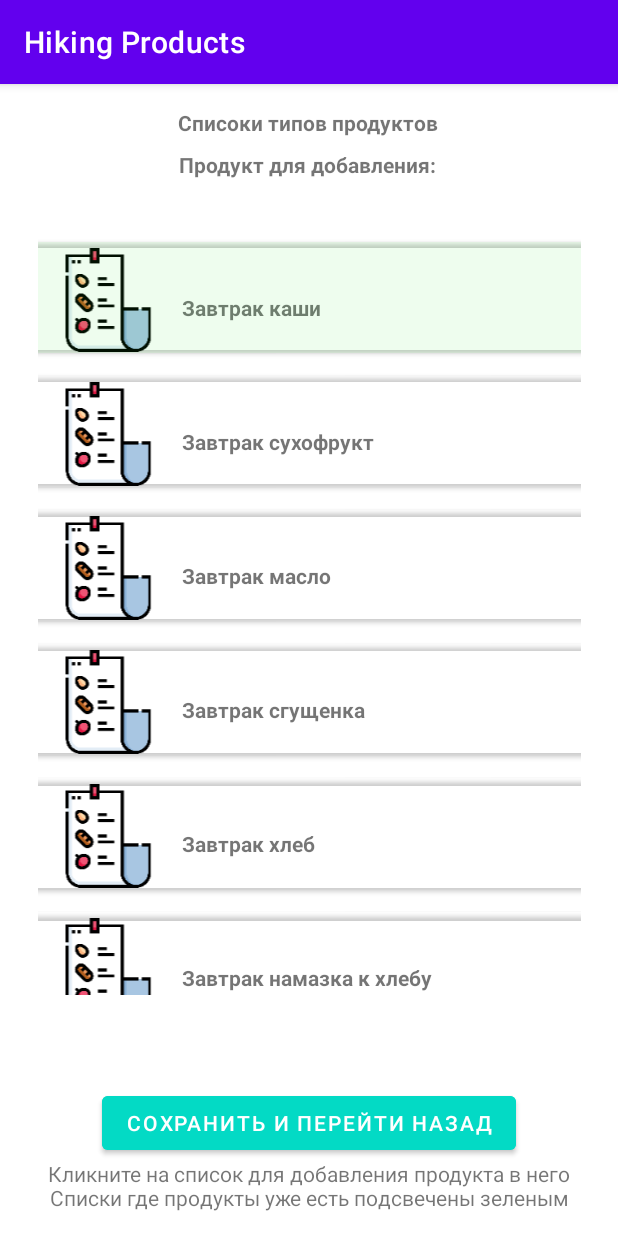
After one commit to Poltaev/Hiking-products, an Android app built with Jetpack Compose: the fragment AddThisProductInSomeListProductFragment shown on its own in the app's theme, on a phone screen of 412 x 824 dp. The commit adds this screen. Run offline under Robolectric (Android 15) with nearby library versions, the phone set to English and light mode, and no system bars; our stand-ins replace Room's generated code.

Commit message:
all fragment for add products in list Done the next task is to create a database with the current campaign

```diff
--- /dev/null
+++ b/app/src/main/java/com/example/myapplication/ui/adapters/ListAddProductsInListAdapter.kt
@@ -0,0 +1,89 @@
+package com.example.myapplication.ui.adapters
+
+import android.app.Application
+import android.content.Context
+import android.util.Log
+import android.view.LayoutInflater
+import android.view.ViewGroup
+import androidx.compose.ui.graphics.Color
+import androidx.core.content.ContextCompat
+import androidx.core.content.ContextCompat.getColor
+import androidx.recyclerview.widget.RecyclerView
+import com.bumptech.glide.Glide
+import com.example.myapplication.R
+import com.example.myapplication.dataBase.Equipment
+import com.example.myapplication.dataBase.Participants
+import com.example.myapplication.dataBase.products.ListTypeOfProducts
+import com.example.myapplication.dataBase.products.Products
+import com.example.myapplication.databinding.EquipmentInformationItemBinding
+import com.example.myapplication.databinding.ListAddProductItemBinding
+import com.example.myapplication.databinding.ListProductItemBinding
+import com.example.myapplication.databinding.ParticipantInformationItemBinding
+import com.example.myapplication.databinding.TypeListProductForAddProductItemBinding
+import com.example.myapplication.databinding.TypeListProductItemBinding
+
+class ListAddProductsInListAdapter(
+    private val data: List<ListTypeOfProducts>,
+    private val listIdProducts: List<Int>,
+    private val onClick: (ListTypeOfProducts) -> Unit,
+) :
+    RecyclerView.Adapter<ListAddProductsInListViewHolder>() {
+
+
+    override fun onCreateViewHolder(
+        parent: ViewGroup,
+        viewType: Int,
+    ): ListAddProductsInListViewHolder {
+
+        val binding = TypeListProductForAddProductItemBinding.inflate(LayoutInflater.from(parent.context))
+        return ListAddProductsInListViewHolder(binding)
+    }
+
+    override fun getItemCount(): Int {
+        return data.size
+    }
+
+    override fun onBindViewHolder(holder: ListAddProductsInListViewHolder, position: Int) {
+        val response = data
+        val item = response?.getOrNull(position)
+        with(holder.binding) {
+            if (item != null) {
+                textViewNameTypeListProducts.text = item.typeOfMeal + " " + item.name
+            }
+
+            if (item != null) {
+                if (listIdProducts.contains(item.id)) {
+                    buttonBackground.setBackgroundColor(
+                        ContextCompat.getColor(
+                            holder.binding.buttonBackground.context,
+                            R.color.transparent_green
+                        )
+                    )
+                } else {
+                    buttonBackground.setBackgroundColor(
+                        ContextCompat.getColor(
+                            holder.binding.buttonBackground.context,
+                            R.color.transparent
+                        )
+                    )
+                }
+            }
+
+            item?.let {
+                Glide
+                    .with(imageViewTypeProductsList.context)
+                    .load(R.drawable.list_food)
+                    .into(imageViewTypeProductsList)
+            }
+        }
+
+        holder.binding.root.setOnClickListener {
+            item?.let {
+                onClick(item)
+            }
+        }
+    }
+}
+
+class ListAddProductsInListViewHolder(val binding: TypeListProductForAddProductItemBinding) :
+    RecyclerView.ViewHolder(binding.root)
--- /dev/null
+++ b/app/src/main/java/com/example/myapplication/ui/add_this_product_in_some_list_product/AddThisProductInSomeListProductFragment.kt
@@ -0,0 +1,148 @@
+package com.example.myapplication.ui.add_this_product_in_some_list_product
+
+import androidx.fragment.app.viewModels
+import android.os.Bundle
+import androidx.fragment.app.Fragment
+import android.view.LayoutInflater
+import android.view.View
+import android.view.ViewGroup
+import androidx.lifecycle.ViewModel
+import androidx.lifecycle.ViewModelProvider
+import androidx.lifecycle.lifecycleScope
+import androidx.navigation.fragment.findNavController
+import com.example.myapplication.R
+import com.example.myapplication.dataBase.App
+import com.example.myapplication.dataBase.products.ListProducts
+import com.example.myapplication.dataBase.products.ListTypeOfProducts
+import com.example.myapplication.dataBase.products.Products
+import com.example.myapplication.databinding.FragmentAddProductsInListBinding
+import com.example.myapplication.databinding.FragmentAddThisProductInSomeListProductBinding
+import com.example.myapplication.ui.adapters.ListAddProductsAdapter
+import com.example.myapplication.ui.adapters.ListAddProductsInListAdapter
+import com.example.myapplication.ui.add_products_in_list.AddProductsInListViewModel
+import kotlinx.coroutines.Dispatchers
+import kotlinx.coroutines.Job
+import kotlinx.coroutines.delay
+import kotlinx.coroutines.launch
+
+class AddThisProductInSomeListProductFragment : Fragment() {
+
+    lateinit var job: Job
+
+    private var id = 1
+
+    private val listIdProducts = mutableListOf<Int>()
+
+    private var _binding: FragmentAddThisProductInSomeListProductBinding? = null
+
+    private val binding get() = _binding!!
+
+    private val viewModel: AddThisProductInSomeListProductViewModel by viewModels {
+        object : ViewModelProvider.Factory {
+            override fun <T : ViewModel> create(modelClass: Class<T>): T {
+                val hikeDao = (requireContext().applicationContext as App).db.hikeDao()
+                return AddThisProductInSomeListProductViewModel(hikeDao) as T
+            }
+        }
+    }
+    override fun onCreate(savedInstanceState: Bundle?) {
+        super.onCreate(savedInstanceState)
+        arguments?.let {
+            id = it.getInt("productsId")
+        }
+        lifecycleScope.launch(Dispatchers.IO) {
+            val listWithProduct = viewModel.getAllListWithProduct()
+            listWithProduct.forEach {
+                if (it.productsId == id) {
+                    listIdProducts.add(it.listId)
+                }
+            }
+        }
+    }
+
+    override fun onCreateView(
+        inflater: LayoutInflater, container: ViewGroup?,
+        savedInstanceState: Bundle?,
+    ): View {
+        _binding = FragmentAddThisProductInSomeListProductBinding.inflate(inflater, container, false)
+        val root: View = binding.root
+        return root
+    }
+
+    override fun onViewCreated(view: View, savedInstanceState: Bundle?) {
+        super.onViewCreated(view, savedInstanceState)
+        lifecycleScope.launch {
+            checkAndUpDateTheList()
+        }
+        binding.buttonSave.setOnClickListener {
+            val bundle = Bundle().apply {
+                putInt("productsId", id)
+            }
+            findNavController().navigate(
+                R.id.action_addThisProductInSomeListProductFragment_to_viewingTheProductFragment,
+                bundle
+            )
+        }
+        lifecycleScope.launch(Dispatchers.IO) {
+            val listProduct = viewModel.getAllProductList()
+            listProduct.forEach {
+                if (it.id == id) {
+                    binding.textViewHeadingNameList.text =
+                        "Продукт для добавления: " + it.name
+                }
+            }
+        }
+
+
+    }
+    override fun onPause() {
+        super.onPause()
+        job.cancel()
+    }
+
+    override fun onDestroyView() {
+        super.onDestroyView()
+        _binding = null
+
+    }
+    suspend private fun checkAndUpDateTheList() {
+        job = lifecycleScope.launch {
+            viewModel.getAllListTypeOfProductFlow().collect {
+                delay(100)
+                val getProductList = it
+                val ProductAdapter =
+                    getProductList.let {
+                        ListAddProductsInListAdapter(
+                            it,
+                            listIdProducts
+                        ) { onItemClick(it) }
+                    }
+                binding.recyclerViewListProducts.adapter = ProductAdapter
+            }
+        }
+    }
+    private fun onItemClick(item: ListTypeOfProducts) {
+        var weNaveIt = true
+        var remove = 0
+        listIdProducts.forEach {
+            if (item.id == it) {
+                weNaveIt = false
+                remove = it
+                lifecycleScope.launch(Dispatchers.IO) {
+                    viewModel.deleteProductsWithList(ListProducts(id, item.id))
+                }
+            }
+        }
+        listIdProducts.remove(remove)
+        if (weNaveIt){
+            lifecycleScope.launch(Dispatchers.IO) {
+                viewModel.addProductsWithList(item.id, id)
+            }
+            listIdProducts.add(item.id)
+        }
+        job.cancel()
+        lifecycleScope.launch {
+            checkAndUpDateTheList()
+        }
+    }
+}
--- /dev/null
+++ b/app/src/main/java/com/example/myapplication/ui/add_this_product_in_some_list_product/AddThisProductInSomeListProductViewModel.kt
@@ -0,0 +1,41 @@
+package com.example.myapplication.ui.add_this_product_in_some_list_product
+
+import androidx.lifecycle.ViewModel
+import com.example.myapplication.dataBase.HikeDao
+import com.example.myapplication.dataBase.products.ListProducts
+import com.example.myapplication.dataBase.products.ListTypeOfProducts
+import com.example.myapplication.dataBase.products.Products
+import com.example.myapplication.domain.ProductsUseCase
+import kotlinx.coroutines.flow.Flow
+
+class AddThisProductInSomeListProductViewModel(private val hikeDao: HikeDao) : ViewModel() {
+
+    suspend  fun getAllProductFlow(): Flow<List<Products>> {
+        return ProductsUseCase(hikeDao).getAllProductsFlow()
+    }
+    suspend  fun getAllProductList(): List<Products> {
+        return ProductsUseCase(hikeDao).getAllProductsList()
+    }
+    suspend  fun getAllListWithProduct(): List<ListProducts> {
+        return ProductsUseCase(hikeDao).getAllListProductsList()
+    }
+    suspend  fun getAllListTypeOfProduct(): List<ListTypeOfProducts> {
+        return ProductsUseCase(hikeDao).getAllListTypeOfProductsList()
+    }
+    suspend  fun getAllListTypeOfProductFlow(): Flow<List<ListTypeOfProducts>> {
+        return ProductsUseCase(hikeDao).getAllListTypeOfProductsFlow()
+    }
+    suspend fun deleteListTypeOfProducts(listTypeOfProducts: ListTypeOfProducts){
+        return ProductsUseCase(hikeDao).deleteListTypeOfProducts(listTypeOfProducts)
+    }
+    suspend fun deleteProductsWithList(listProducts: ListProducts){
+        return ProductsUseCase(hikeDao).deleteListProducts(listProducts)
+    }
+    suspend fun addProductsWithList(
+        listId: Int,
+        productsId: Int
+    ){
+        return ProductsUseCase(hikeDao).loadListProducts(listId, productsId)
+    }
+
+}
--- a/app/src/main/java/com/example/myapplication/ui/viewing_the_product/ViewingTheProductFragment.kt
+++ b/app/src/main/java/com/example/myapplication/ui/viewing_the_product/ViewingTheProductFragment.kt
@@ -11,6 +11,7 @@ import androidx.core.widget.doOnTextChanged
 import androidx.lifecycle.ViewModel
 import androidx.lifecycle.ViewModelProvider
 import androidx.lifecycle.lifecycleScope
+import androidx.navigation.fragment.findNavController
 import com.example.myapplication.R
 import com.example.myapplication.dataBase.App
 import com.example.myapplication.databinding.FragmentAddingAParticipantBinding
@@ -23,7 +24,6 @@ import kotlinx.coroutines.launch
 
 class ViewingTheProductFragment : Fragment() {
 
-    private var photo = "Photo"
     private var id = 1
     private var name = "Имя"
     private var weightForPerson = 1
@@ -79,6 +79,15 @@ class ViewingTheProductFragment : Fragment() {
                 binding.textInputWeightOfOneServing.editText?.setText(weightForPerson.toString())
                 binding.textInputWeightPackage.editText?.setText(packageWeight.toString())
             }
+        }
+        binding.buttonAddInTypeOfMeal.setOnClickListener {
+            val bundle = Bundle().apply {
+                putInt("productsId", id)
+            }
+            findNavController().navigate(
+                R.id.action_viewingTheProductFragment_to_addThisProductInSomeListProductFragment,
+                bundle
+            )
         }
         binding.entertextInputName.doOnTextChanged { text, _, _, _ ->
             if (text == null){
--- /dev/null
+++ b/app/src/main/res/layout/fragment_add_this_product_in_some_list_product.xml
@@ -0,0 +1,79 @@
+<?xml version="1.0" encoding="utf-8"?>
+<androidx.constraintlayout.widget.ConstraintLayout xmlns:android="http://schemas.android.com/apk/res/android"
+    xmlns:app="http://schemas.android.com/apk/res-auto"
+    xmlns:tools="http://schemas.android.com/tools"
+    android:layout_width="match_parent"
+    android:layout_height="match_parent"
+    tools:context=".ui.hike_archive.HikeArchiveFragment">
+
+    <TextView
+        android:id="@+id/textViewHeading"
+        android:layout_width="wrap_content"
+        android:layout_height="wrap_content"
+        android:layout_marginTop="16dp"
+        android:text="Списоки типов продуктов"
+        android:textStyle="bold"
+        app:layout_constraintEnd_toEndOf="parent"
+        app:layout_constraintHorizontal_bias="0.498"
+        app:layout_constraintStart_toStartOf="parent"
+        app:layout_constraintTop_toTopOf="parent" />
+
+    <TextView
+        android:id="@+id/textViewHeadingNameList"
+        android:layout_width="wrap_content"
+        android:layout_height="wrap_content"
+        android:layout_marginTop="44dp"
+        android:text="Продукт для добавления:"
+        android:textStyle="bold"
+        app:layout_constraintEnd_toEndOf="parent"
+        app:layout_constraintHorizontal_bias="0.498"
+        app:layout_constraintStart_toStartOf="parent"
+        app:layout_constraintTop_toTopOf="parent" />
+
+    <androidx.recyclerview.widget.RecyclerView
+        android:id="@+id/recyclerViewListProducts"
+        android:layout_width="362dp"
+        android:layout_height="508dp"
+        android:orientation="vertical"
+        app:layoutManager="androidx.recyclerview.widget.LinearLayoutManager"
+        app:layout_constraintBottom_toBottomOf="parent"
+        app:layout_constraintEnd_toEndOf="parent"
+        app:layout_constraintStart_toStartOf="parent"
+        app:layout_constraintTop_toTopOf="parent"
+        app:layout_constraintVertical_bias="0.382" />
+
+    <TextView
+        android:id="@+id/textView"
+        android:layout_width="wrap_content"
+        android:layout_height="wrap_content"
+        android:layout_marginBottom="32dp"
+        android:text="Кликните на список для добавления продукта в него"
+        app:layout_constraintBottom_toBottomOf="parent"
+        app:layout_constraintEnd_toEndOf="parent"
+        app:layout_constraintHorizontal_bias="0.5"
+        app:layout_constraintStart_toStartOf="parent" />
+
+    <TextView
+        android:id="@+id/textView1"
+        android:layout_width="wrap_content"
+        android:layout_height="wrap_content"
+        android:layout_marginBottom="16dp"
+        android:text="Списки где продукты уже есть подсвечены зеленым"
+        app:layout_constraintBottom_toBottomOf="parent"
+        app:layout_constraintEnd_toEndOf="parent"
+        app:layout_constraintHorizontal_bias="0.5"
+        app:layout_constraintStart_toStartOf="parent" />
+
+    <Button
+        android:id="@+id/buttonSave"
+        android:layout_width="wrap_content"
+        android:layout_height="wrap_content"
+        android:layout_marginBottom="16dp"
+        android:text="Сохранить и перейти назад"
+        android:backgroundTint="@color/teal_200"
+        app:layout_constraintBottom_toTopOf="@+id/textView1"
+        app:layout_constraintEnd_toEndOf="parent"
+        app:layout_constraintHorizontal_bias="0.498"
+        app:layout_constraintStart_toStartOf="parent" />
+
+</androidx.constraintlayout.widget.ConstraintLayout>
--- a/app/src/main/res/layout/fragment_viewing_the_product.xml
+++ b/app/src/main/res/layout/fragment_viewing_the_product.xml
@@ -112,7 +112,7 @@
         android:id="@+id/buttonDelete"
         android:layout_width="wrap_content"
         android:layout_height="wrap_content"
-        android:layout_marginEnd="16dp"
+        android:layout_marginEnd="28dp"
         android:layout_marginBottom="28dp"
         android:backgroundTint="@color/teal_200"
         android:text="Удалить"
--- /dev/null
+++ b/app/src/main/res/layout/type_list_product_for_add_product_item.xml
@@ -0,0 +1,42 @@
+<?xml version="1.0" encoding="utf-8"?>
+<androidx.constraintlayout.widget.ConstraintLayout xmlns:android="http://schemas.android.com/apk/res/android"
+    xmlns:app="http://schemas.android.com/apk/res-auto"
+    xmlns:tools="http://schemas.android.com/tools"
+    android:layout_width="match_parent"
+    android:layout_height="match_parent">
+
+    <ImageView
+        android:id="@+id/imageViewTypeProductsList"
+        android:layout_width="74dp"
+        android:layout_height="69dp"
+        android:layout_margin="10dp"
+        app:layout_constraintBottom_toBottomOf="parent"
+        app:layout_constraintEnd_toEndOf="parent"
+        app:layout_constraintHorizontal_bias="0.0"
+        app:layout_constraintStart_toStartOf="parent"
+        app:layout_constraintTop_toTopOf="parent"
+        app:layout_constraintVertical_bias="0.0"
+        tools:srcCompat="@tools:sample/avatars" />
+
+    <TextView
+        android:id="@+id/textViewNameTypeListProducts"
+        android:layout_width="wrap_content"
+        android:layout_height="wrap_content"
+        android:layout_marginStart="12dp"
+        android:layout_marginTop="40dp"
+        android:text="Name type list"
+        android:textStyle="bold"
+        app:layout_constraintStart_toEndOf="@+id/imageViewTypeProductsList"
+        app:layout_constraintTop_toTopOf="parent" />
+
+    <Button
+        android:id="@+id/buttonBackground"
+        android:layout_width="387dp"
+        android:layout_height="86dp"
+        android:backgroundTint="@color/transparent"
+        android:clickable="false"
+        android:text=""
+        app:layout_constraintEnd_toEndOf="parent"
+        app:layout_constraintStart_toStartOf="parent"
+        app:layout_constraintTop_toTopOf="parent" />
+</androidx.constraintlayout.widget.ConstraintLayout>
--- a/app/src/main/res/navigation/mobile_navigation.xml
+++ b/app/src/main/res/navigation/mobile_navigation.xml
@@ -135,6 +135,9 @@
         <action
             android:id="@+id/action_viewingTheProductFragment_to_listAllProductsFragment"
             app:destination="@id/listAllProductsFragment" />
+        <action
+            android:id="@+id/action_viewingTheProductFragment_to_addThisProductInSomeListProductFragment"
+            app:destination="@id/addThisProductInSomeListProductFragment" />
     </fragment>
     <fragment
         android:id="@+id/addingAParticipantFragment"
@@ -226,5 +229,14 @@
             android:id="@+id/action_addProductsInListFragment_to_listProductFragment"
             app:destination="@id/listProductFragment" />
     </fragment>
+    <fragment
+        android:id="@+id/addThisProductInSomeListProductFragment"
+        android:name="com.example.myapplication.ui.add_this_product_in_some_list_product.AddThisProductInSomeListProductFragment"
+        android:label="fragment_add_this_product_in_some_list_product"
+        tools:layout="@layout/fragment_add_this_product_in_some_list_product" >
+        <action
+            android:id="@+id/action_addThisProductInSomeListProductFragment_to_viewingTheProductFragment"
+            app:destination="@id/viewingTheProductFragment" />
+    </fragment>
 
 </navigation>
```
